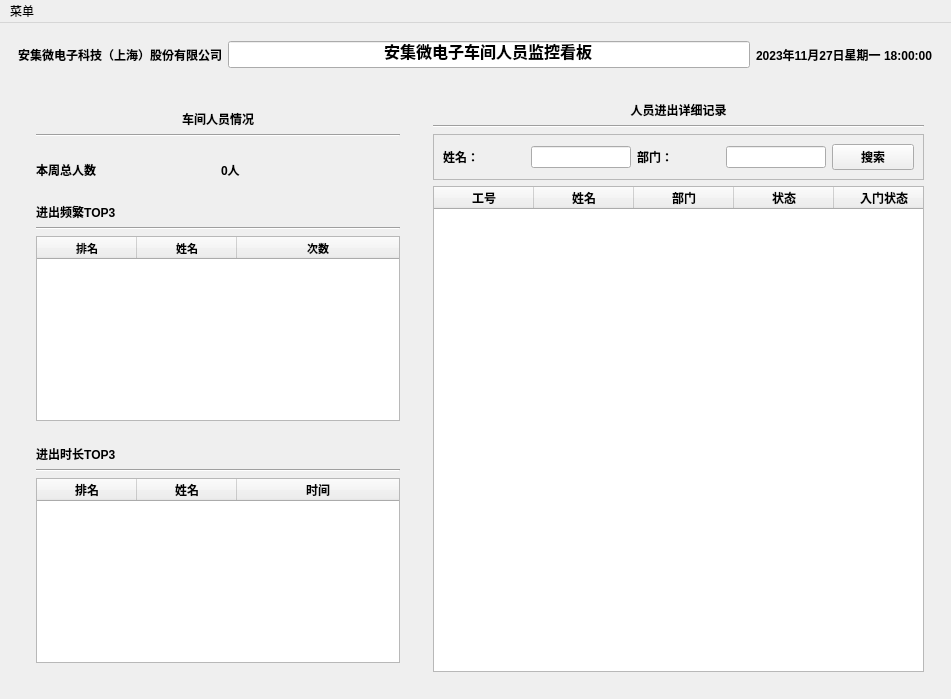
This is kao-qin/anhui1128.ui in jaemybai/python-show-jaemy as Qt 5 draws it before an edit. The edited form follows.
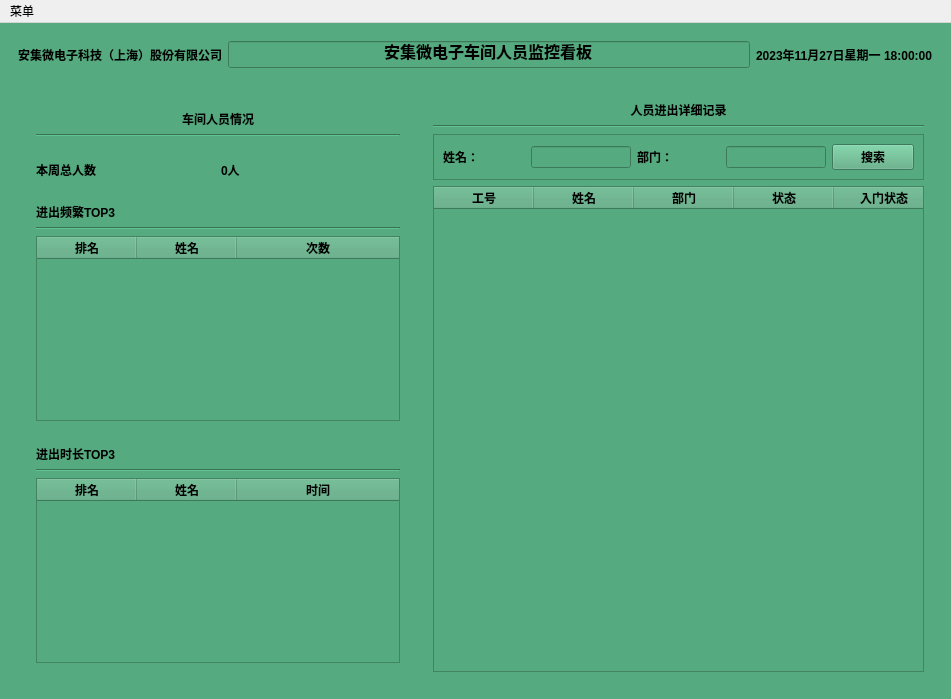
This is the edited form.

```diff
--- a/kao-qin/anhui1128.ui
+++ b/kao-qin/anhui1128.ui
@@ -15,7 +15,7 @@
   </property>
   <widget class="QWidget" name="centralwidget">
    <property name="styleSheet">
-    <string notr="true"/>
+    <string notr="true">background-color: rgb(85, 170, 127);</string>
    </property>
    <layout class="QGridLayout" name="gridLayout">
     <item row="0" column="0">
@@ -115,7 +115,6 @@
                 <font>
                  <weight>75</weight>
                  <bold>true</bold>
-                 <kerning>false</kerning>
                 </font>
                </property>
                <property name="layoutDirection">
@@ -152,7 +151,6 @@
                  <weight>75</weight>
                  <italic>false</italic>
                  <bold>true</bold>
-                 <kerning>false</kerning>
                 </font>
                </property>
                <property name="text">
@@ -166,7 +164,6 @@
                 <font>
                  <weight>75</weight>
                  <bold>true</bold>
-                 <kerning>false</kerning>
                 </font>
                </property>
                <property name="text">
@@ -186,7 +183,6 @@
                 <font>
                  <weight>75</weight>
                  <bold>true</bold>
-                 <kerning>false</kerning>
                 </font>
                </property>
                <property name="text">
@@ -208,7 +204,6 @@
                  <pointsize>8</pointsize>
                  <weight>50</weight>
                  <bold>false</bold>
-                 <kerning>false</kerning>
                 </font>
                </property>
                <property name="verticalScrollBarPolicy">
@@ -300,7 +295,6 @@
                 <font>
                  <weight>75</weight>
                  <bold>true</bold>
-                 <kerning>false</kerning>
                 </font>
                </property>
                <property name="text">
@@ -322,7 +316,6 @@
                  <pointsize>9</pointsize>
                  <weight>50</weight>
                  <bold>false</bold>
-                 <kerning>false</kerning>
                 </font>
                </property>
                <property name="autoFillBackground">
@@ -432,7 +425,6 @@
              <font>
               <weight>75</weight>
               <bold>true</bold>
-              <kerning>false</kerning>
              </font>
             </property>
             <property name="text">
@@ -471,7 +463,6 @@
                 <font>
                  <weight>75</weight>
                  <bold>true</bold>
-                 <kerning>false</kerning>
                 </font>
                </property>
                <property name="text">
@@ -495,7 +486,6 @@
                 <font>
                  <weight>75</weight>
                  <bold>true</bold>
-                 <kerning>false</kerning>
                 </font>
                </property>
                <property name="text">
@@ -519,7 +509,6 @@
                 <font>
                  <weight>75</weight>
                  <bold>true</bold>
-                 <kerning>false</kerning>
                 </font>
                </property>
                <property name="text">
```
